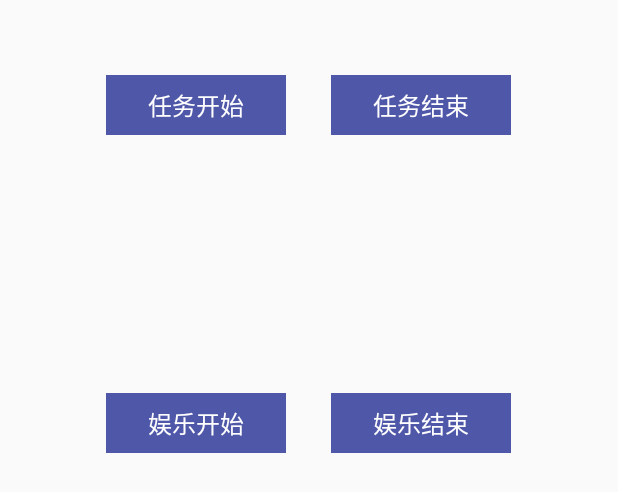
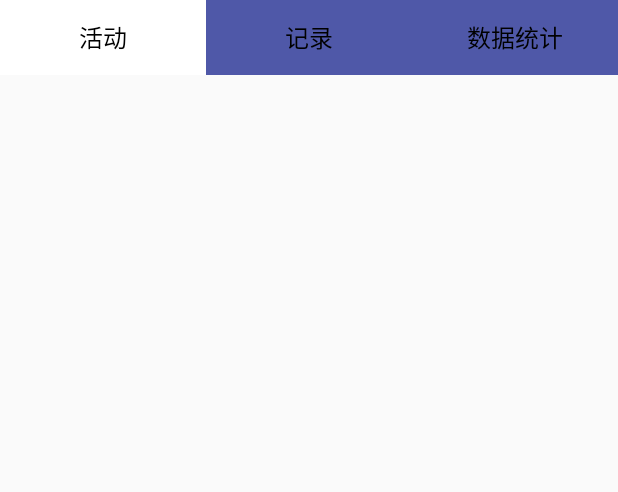
Before and after one commit to songjihu/gcsj, an Android app: the layout activity_time.xml on its own in the app's theme, with its tools: preview values and no code run, on a phone screen of 412 x 824 dp. Shown: the top 492 px of the screen. Run offline under Robolectric (Android 15) with nearby library versions, the phone set to English and light mode, and no system bars.

Commit message:
修改报错

```diff
--- a/app/src/main/AndroidManifest.xml
+++ b/app/src/main/AndroidManifest.xml
@@ -59,7 +59,6 @@
             android:label="班小助">
 
         </activity>
-        <activity android:name=".ChatActivity"></activity>
         <activity android:name=".test"></activity>
     </application>
 
--- a/app/src/main/java/com/example/sjh/gcsjdemo/activity/ChatActivity.java
+++ b/app/src/main/java/com/example/sjh/gcsjdemo/activity/ChatActivity.java
@@ -56,7 +56,7 @@ public class ChatActivity extends AppCompatActivity implements ChatManagerListen
         public void handleMessage(android.os.Message msg) {
             switch (msg.what){
                 case 0:
-                   // ChatMessage chatMessage = new ChatMessage((String) msg.obj, 1);
+                    // ChatMessage chatMessage = new ChatMessage((String) msg.obj, 1);
                     //messageList.add(chatMessage);
                     adapter.notifyDataSetChanged();//显示内容
                     Log.i("1发送11111111111111111","1");
--- a/app/src/main/java/com/example/sjh/gcsjdemo/entity/StuInfo.java
+++ b/app/src/main/java/com/example/sjh/gcsjdemo/entity/StuInfo.java
@@ -1,4 +1,6 @@
-package Entity;
+package com.example.sjh.gcsjdemo.entity;
+
+import android.util.Log;
 
 import java.sql.DriverManager;
 import java.sql.ResultSet;
@@ -36,16 +38,23 @@ public class StuInfo {
         this.userName = userName;
     }
 
+    public void setClassId(String email){
+        this.classId=email;
+    }
+
     public String getclassId(String email){
+        final StuInfo a=new StuInfo();
+        a.setClassId(email);
+        final CountDownLatch countDownLatch = new CountDownLatch(1);
 
-        final CountDownLatch countDownLatch = new CountDownLatch(1);
         new Thread(new Runnable() {
             @Override
             public void run() {
                 try {
+                    //Log.i("LLLLL",email);
                     Class.forName("com.mysql.jdbc.Driver");
                     java.sql.Connection cn= DriverManager.getConnection("jdbc:mysql://182.254.161.189/gcsj","root","mypwd");
-                    String sql="SELECT class_id FROM `stu_info` WHERE stu_no = "+"email";
+                    String sql="SELECT class_id FROM `stu_info` WHERE stu_no = "+a.classId;
                     Statement st=(Statement)cn.createStatement();
                     ResultSet rs=st.executeQuery(sql);
                     while(rs.next()){
@@ -53,7 +62,7 @@ public class StuInfo {
                     }
                     cn.close();
                     st.close();
-                    rs.close();
+                    //rs.close();
                 } catch (ClassNotFoundException e) {
                     e.printStackTrace();
                 } catch (SQLException e) {
@@ -61,7 +70,13 @@ public class StuInfo {
                 }
                 countDownLatch.countDown();
             }
-        });
+        }).start();
+        try {
+            countDownLatch.await();
+        } catch (InterruptedException e) {
+            e.printStackTrace();
+        }
+
         return classId;
     }
 }
--- a/app/src/main/java/com/example/sjh/gcsjdemo/ui/fragment/ActiveFragment.java
+++ b/app/src/main/java/com/example/sjh/gcsjdemo/ui/fragment/ActiveFragment.java
@@ -13,7 +13,7 @@ import android.widget.CheckBox;
 import android.widget.TextView;
 
 import com.example.sjh.gcsjdemo.R;
-import com.example.sjh.gcsjdemo.Utils;
+import com.example.sjh.gcsjdemo.utils.Utils;
 import com.example.sjh.gcsjdemo.utils.db.DBHelper;
 
 import java.util.Calendar;
--- a/app/src/main/java/com/example/sjh/gcsjdemo/ui/fragment/first/child/FirstHomeFragment.java
+++ b/app/src/main/java/com/example/sjh/gcsjdemo/ui/fragment/first/child/FirstHomeFragment.java
@@ -165,6 +165,11 @@ public class FirstHomeFragment extends SupportFragment implements SwipeRefreshLa
                 countDownLatch.countDown();
             }
         }).start();
+        try {
+            countDownLatch.await();
+        } catch (InterruptedException e) {
+            e.printStackTrace();
+        }
         mAdapter.setOnItemClickListener(new OnItemClickListener() {
             @Override
             public void onItemClick(int position, View view, RecyclerView.ViewHolder vh) {
@@ -220,6 +225,7 @@ public class FirstHomeFragment extends SupportFragment implements SwipeRefreshLa
 
             }
         });
+        onRefresh();
 
 
     }
@@ -250,7 +256,7 @@ public class FirstHomeFragment extends SupportFragment implements SwipeRefreshLa
                 //设置数据到适配器
                 mAdapter.setDatas(articleList);
                 mRecy.setAdapter(mAdapter);
-                mRecy.scrollToPosition(mAdapter.getItemCount()-1);
+                mRecy.scrollToPosition(0);
                 mRefreshLayout.setRefreshing(false);
             }
         }, 2000);
--- a/app/src/main/res/layout/activity_time.xml
+++ b/app/src/main/res/layout/activity_time.xml
@@ -1,94 +1,60 @@
 <?xml version="1.0" encoding="utf-8"?>
-<RelativeLayout xmlns:android="http://schemas.android.com/apk/res/android"
+<LinearLayout xmlns:android="http://schemas.android.com/apk/res/android"
     xmlns:app="http://schemas.android.com/apk/res-auto"
     xmlns:tools="http://schemas.android.com/tools"
     android:layout_width="match_parent"
     android:layout_height="match_parent"
-    tools:context=".activity.TimeActivity">
+    tools:context=".activity.TimeActivity"
+    android:orientation="vertical"
+    >
+    <RadioGroup
+        android:layout_width="match_parent"
+        android:layout_height="50dp"
+        android:orientation="horizontal"
+        >
+        <RadioButton
+            android:id="@+id/rb_active"
+            android:layout_width="0dp"
+            android:layout_height="match_parent"
+            android:layout_weight="1"
+            android:button="@null"
+            android:text="活动"
+            android:textSize="16sp"
+            android:textColor="@color/black"
+            android:gravity="center"
+            android:checked="true"
+            android:background="@drawable/bg_select"
+            />
+        <RadioButton
+            android:id="@+id/rb_record"
+            android:layout_width="0dp"
+            android:layout_height="match_parent"
+            android:layout_weight="1"
+            android:button="@null"
+            android:text="记录"
+            android:textSize="16sp"
+            android:textColor="@color/black"
+            android:gravity="center"
+            android:background="@drawable/bg_select"
+            />
+        <RadioButton
+            android:id="@+id/rb_datastatis"
+            android:layout_width="0dp"
+            android:layout_height="match_parent"
+            android:layout_weight="1"
+            android:button="@null"
+            android:text="数据统计"
+            android:textSize="16sp"
+            android:textColor="@color/black"
+            android:gravity="center"
+            android:background="@drawable/bg_select"
+            />
 
-    <LinearLayout
-        android:id="@+id/ll_task"
-        android:layout_width="wrap_content"
-        android:layout_height="wrap_content"
-        android:layout_centerHorizontal="true"
-        android:layout_marginTop="50dp"
-        >
-        <CheckBox
-            android:id="@+id/cb_time_start"
-            android:layout_width="120dp"
-            android:layout_height="40dp"
-            android:button="@null"
-            android:text="任务开始"
-            android:textColor="@color/bg_app"
-            android:textSize="16sp"
-            android:gravity="center"
-            android:background="@color/colorAccent"
-            />
-        <CheckBox
-            android:id="@+id/cb_time_end"
-            android:layout_width="120dp"
-            android:layout_height="40dp"
-            android:button="@null"
-            android:text="任务结束"
-            android:textColor="@color/bg_app"
-            android:textSize="16sp"
-            android:gravity="center"
-            android:background="@color/colorAccent"
-            android:layout_marginLeft="30dp"
-            />
-    </LinearLayout>
+    </RadioGroup>
 
-    <TextView
-        android:id="@+id/tv_time_show_text"
-        android:layout_width="wrap_content"
-        android:layout_height="wrap_content"
-        android:layout_below="@+id/ll_task"
-        android:textSize="16sp"
-        android:textColor="@color/black"
-        android:layout_centerHorizontal="true"
-        android:layout_marginTop="50dp"
+    <FrameLayout
+        android:id="@+id/fl_content"
+        android:layout_width="match_parent"
+        android:layout_height="match_parent"
         />
-
-    <LinearLayout
-        android:id="@+id/ll_entertainment"
-        android:layout_width="wrap_content"
-        android:layout_height="wrap_content"
-        android:layout_centerHorizontal="true"
-        android:layout_marginTop="100dp"
-        android:layout_below="@+id/tv_time_show_text"
-        >
-        <CheckBox
-            android:id="@+id/cb_entertainment_start"
-            android:layout_width="120dp"
-            android:layout_height="40dp"
-            android:button="@null"
-            android:text="娱乐开始"
-            android:textColor="@color/bg_app"
-            android:textSize="16sp"
-            android:gravity="center"
-            android:background="@color/colorAccent"
-            />
-        <CheckBox
-            android:id="@+id/cb_entertainment_end"
-            android:layout_width="120dp"
-            android:layout_height="40dp"
-            android:button="@null"
-            android:text="娱乐结束"
-            android:textColor="@color/bg_app"
-            android:textSize="16sp"
-            android:gravity="center"
-            android:background="@color/colorAccent"
-            android:layout_marginLeft="30dp"
-            />
-    </LinearLayout>
-    <TextView
-        android:id="@+id/tv_entertainment_show_text"
-        android:layout_width="wrap_content"
-        android:layout_height="wrap_content"
-        android:layout_below="@+id/ll_entertainment"
-        android:textSize="16sp"
-        android:textColor="@color/black"
-        android:layout_centerHorizontal="true"
-        android:layout_marginTop="50dp"
-        />
-</RelativeLayout>
+</LinearLayout>
```
Lines whose indentation alone changed are shown as unchanged.
